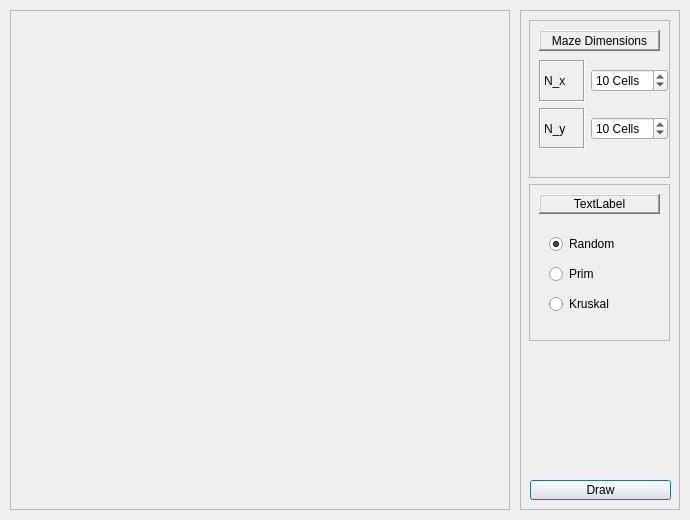
Old version of the form MazeGui.ui in the repository rpowel/maze.
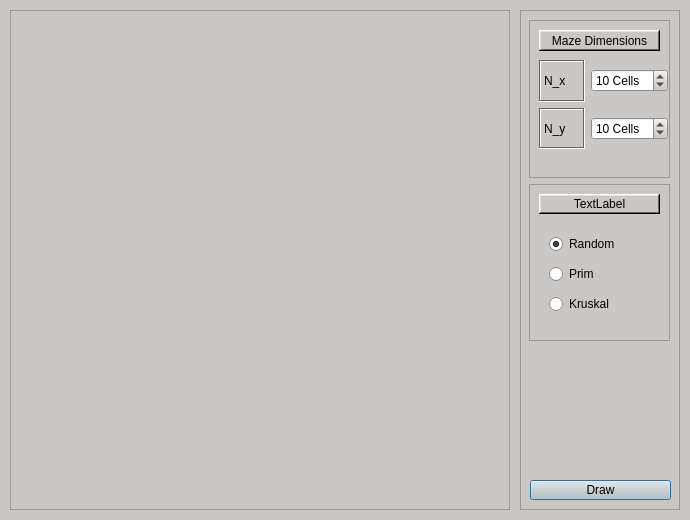
New version of the form.

What changed in the file:
```diff
--- a/MazeGui.ui
+++ b/MazeGui.ui
@@ -16,6 +16,421 @@
     <height>520</height>
    </size>
   </property>
+  <property name="palette">
+   <palette>
+    <active>
+     <colorrole role="WindowText">
+      <brush brushstyle="SolidPattern">
+       <color alpha="255">
+        <red>0</red>
+        <green>0</green>
+        <blue>0</blue>
+       </color>
+      </brush>
+     </colorrole>
+     <colorrole role="Button">
+      <brush brushstyle="SolidPattern">
+       <color alpha="255">
+        <red>202</red>
+        <green>199</green>
+        <blue>196</blue>
+       </color>
+      </brush>
+     </colorrole>
+     <colorrole role="Light">
+      <brush brushstyle="SolidPattern">
+       <color alpha="255">
+        <red>255</red>
+        <green>255</green>
+        <blue>255</blue>
+       </color>
+      </brush>
+     </colorrole>
+     <colorrole role="Midlight">
+      <brush brushstyle="SolidPattern">
+       <color alpha="255">
+        <red>228</red>
+        <green>227</green>
+        <blue>225</blue>
+       </color>
+      </brush>
+     </colorrole>
+     <colorrole role="Dark">
+      <brush brushstyle="SolidPattern">
+       <color alpha="255">
+        <red>101</red>
+        <green>99</green>
+        <blue>98</blue>
+       </color>
+      </brush>
+     </colorrole>
+     <colorrole role="Mid">
+      <brush brushstyle="SolidPattern">
+       <color alpha="255">
+        <red>135</red>
+        <green>133</green>
+        <blue>131</blue>
+       </color>
+      </brush>
+     </colorrole>
+     <colorrole role="Text">
+      <brush brushstyle="SolidPattern">
+       <color alpha="255">
+        <red>0</red>
+        <green>0</green>
+        <blue>0</blue>
+       </color>
+      </brush>
+     </colorrole>
+     <colorrole role="BrightText">
+      <brush brushstyle="SolidPattern">
+       <color alpha="255">
+        <red>255</red>
+        <green>255</green>
+        <blue>255</blue>
+       </color>
+      </brush>
+     </colorrole>
+     <colorrole role="ButtonText">
+      <brush brushstyle="SolidPattern">
+       <color alpha="255">
+        <red>0</red>
+        <green>0</green>
+        <blue>0</blue>
+       </color>
+      </brush>
+     </colorrole>
+     <colorrole role="Base">
+      <brush brushstyle="SolidPattern">
+       <color alpha="255">
+        <red>255</red>
+        <green>255</green>
+        <blue>255</blue>
+       </color>
+      </brush>
+     </colorrole>
+     <colorrole role="Window">
+      <brush brushstyle="SolidPattern">
+       <color alpha="255">
+        <red>202</red>
+        <green>199</green>
+        <blue>196</blue>
+       </color>
+      </brush>
+     </colorrole>
+     <colorrole role="Shadow">
+      <brush brushstyle="SolidPattern">
+       <color alpha="255">
+        <red>0</red>
+        <green>0</green>
+        <blue>0</blue>
+       </color>
+      </brush>
+     </colorrole>
+     <colorrole role="AlternateBase">
+      <brush brushstyle="SolidPattern">
+       <color alpha="255">
+        <red>228</red>
+        <green>227</green>
+        <blue>225</blue>
+       </color>
+      </brush>
+     </colorrole>
+     <colorrole role="ToolTipBase">
+      <brush brushstyle="SolidPattern">
+       <color alpha="255">
+        <red>255</red>
+        <green>255</green>
+        <blue>220</blue>
+       </color>
+      </brush>
+     </colorrole>
+     <colorrole role="ToolTipText">
+      <brush brushstyle="SolidPattern">
+       <color alpha="255">
+        <red>0</red>
+        <green>0</green>
+        <blue>0</blue>
+       </color>
+      </brush>
+     </colorrole>
+    </active>
+    <inactive>
+     <colorrole role="WindowText">
+      <brush brushstyle="SolidPattern">
+       <color alpha="255">
+        <red>0</red>
+        <green>0</green>
+        <blue>0</blue>
+       </color>
+      </brush>
+     </colorrole>
+     <colorrole role="Button">
+      <brush brushstyle="SolidPattern">
+       <color alpha="255">
+        <red>202</red>
+        <green>199</green>
+        <blue>196</blue>
+       </color>
+      </brush>
+     </colorrole>
+     <colorrole role="Light">
+      <brush brushstyle="SolidPattern">
+       <color alpha="255">
+        <red>255</red>
+        <green>255</green>
+        <blue>255</blue>
+       </color>
+      </brush>
+     </colorrole>
+     <colorrole role="Midlight">
+      <brush brushstyle="SolidPattern">
+       <color alpha="255">
+        <red>228</red>
+        <green>227</green>
+        <blue>225</blue>
+       </color>
+      </brush>
+     </colorrole>
+     <colorrole role="Dark">
+      <brush brushstyle="SolidPattern">
+       <color alpha="255">
+        <red>101</red>
+        <green>99</green>
+        <blue>98</blue>
+       </color>
+      </brush>
+     </colorrole>
+     <colorrole role="Mid">
+      <brush brushstyle="SolidPattern">
+       <color alpha="255">
+        <red>135</red>
+        <green>133</green>
+        <blue>131</blue>
+       </color>
+      </brush>
+     </colorrole>
+     <colorrole role="Text">
+      <brush brushstyle="SolidPattern">
+       <color alpha="255">
+        <red>0</red>
+        <green>0</green>
+        <blue>0</blue>
+       </color>
+      </brush>
+     </colorrole>
+     <colorrole role="BrightText">
+      <brush brushstyle="SolidPattern">
+       <color alpha="255">
+        <red>255</red>
+        <green>255</green>
+        <blue>255</blue>
+       </color>
+      </brush>
+     </colorrole>
+     <colorrole role="ButtonText">
+      <brush brushstyle="SolidPattern">
+       <color alpha="255">
+        <red>0</red>
+        <green>0</green>
+        <blue>0</blue>
+       </color>
+      </brush>
+     </colorrole>
+     <colorrole role="Base">
+      <brush brushstyle="SolidPattern">
+       <color alpha="255">
+        <red>255</red>
+        <green>255</green>
+        <blue>255</blue>
+       </color>
+      </brush>
+     </colorrole>
+     <colorrole role="Window">
+      <brush brushstyle="SolidPattern">
+       <color alpha="255">
+        <red>202</red>
+        <green>199</green>
+        <blue>196</blue>
+       </color>
+      </brush>
+     </colorrole>
+     <colorrole role="Shadow">
+      <brush brushstyle="SolidPattern">
+       <color alpha="255">
+        <red>0</red>
+        <green>0</green>
+        <blue>0</blue>
+       </color>
+      </brush>
+     </colorrole>
+     <colorrole role="AlternateBase">
+      <brush brushstyle="SolidPattern">
+       <color alpha="255">
+        <red>228</red>
+        <green>227</green>
+        <blue>225</blue>
+       </color>
+      </brush>
+     </colorrole>
+     <colorrole role="ToolTipBase">
+      <brush brushstyle="SolidPattern">
+       <color alpha="255">
+        <red>255</red>
+        <green>255</green>
+        <blue>220</blue>
+       </color>
+      </brush>
+     </colorrole>
+     <colorrole role="ToolTipText">
+      <brush brushstyle="SolidPattern">
+       <color alpha="255">
+        <red>0</red>
+        <green>0</green>
+        <blue>0</blue>
+       </color>
+      </brush>
+     </colorrole>
+    </inactive>
+    <disabled>
+     <colorrole role="WindowText">
+      <brush brushstyle="SolidPattern">
+       <color alpha="255">
+        <red>101</red>
+        <green>99</green>
+        <blue>98</blue>
+       </color>
+      </brush>
+     </colorrole>
+     <colorrole role="Button">
+      <brush brushstyle="SolidPattern">
+       <color alpha="255">
+        <red>202</red>
+        <green>199</green>
+        <blue>196</blue>
+       </color>
+      </brush>
+     </colorrole>
+     <colorrole role="Light">
+      <brush brushstyle="SolidPattern">
+       <color alpha="255">
+        <red>255</red>
+        <green>255</green>
+        <blue>255</blue>
+       </color>
+      </brush>
+     </colorrole>
+     <colorrole role="Midlight">
+      <brush brushstyle="SolidPattern">
+       <color alpha="255">
+        <red>228</red>
+        <green>227</green>
+        <blue>225</blue>
+       </color>
+      </brush>
+     </colorrole>
+     <colorrole role="Dark">
+      <brush brushstyle="SolidPattern">
+       <color alpha="255">
+        <red>101</red>
+        <green>99</green>
+        <blue>98</blue>
+       </color>
+      </brush>
+     </colorrole>
+     <colorrole role="Mid">
+      <brush brushstyle="SolidPattern">
+       <color alpha="255">
+        <red>135</red>
+        <green>133</green>
+        <blue>131</blue>
+       </color>
+      </brush>
+     </colorrole>
+     <colorrole role="Text">
+      <brush brushstyle="SolidPattern">
+       <color alpha="255">
+        <red>101</red>
+        <green>99</green>
+        <blue>98</blue>
+       </color>
+      </brush>
+     </colorrole>
+     <colorrole role="BrightText">
+      <brush brushstyle="SolidPattern">
+       <color alpha="255">
+        <red>255</red>
+        <green>255</green>
+        <blue>255</blue>
+       </color>
+      </brush>
+     </colorrole>
+     <colorrole role="ButtonText">
+      <brush brushstyle="SolidPattern">
+       <color alpha="255">
+        <red>101</red>
+        <green>99</green>
+        <blue>98</blue>
+       </color>
+      </brush>
+     </colorrole>
+     <colorrole role="Base">
+      <brush brushstyle="SolidPattern">
+       <color alpha="255">
+        <red>202</red>
+        <green>199</green>
+        <blue>196</blue>
+       </color>
+      </brush>
+     </colorrole>
+     <colorrole role="Window">
+      <brush brushstyle="SolidPattern">
+       <color alpha="255">
+        <red>202</red>
+        <green>199</green>
+        <blue>196</blue>
+       </color>
+      </brush>
+     </colorrole>
+     <colorrole role="Shadow">
+      <brush brushstyle="SolidPattern">
+       <color alpha="255">
+        <red>0</red>
+        <green>0</green>
+        <blue>0</blue>
+       </color>
+      </brush>
+     </colorrole>
+     <colorrole role="AlternateBase">
+      <brush brushstyle="SolidPattern">
+       <color alpha="255">
+        <red>202</red>
+        <green>199</green>
+        <blue>196</blue>
+       </color>
+      </brush>
+     </colorrole>
+     <colorrole role="ToolTipBase">
+      <brush brushstyle="SolidPattern">
+       <color alpha="255">
+        <red>255</red>
+        <green>255</green>
+        <blue>220</blue>
+       </color>
+      </brush>
+     </colorrole>
+     <colorrole role="ToolTipText">
+      <brush brushstyle="SolidPattern">
+       <color alpha="255">
+        <red>0</red>
+        <green>0</green>
+        <blue>0</blue>
+       </color>
+      </brush>
+     </colorrole>
+    </disabled>
+   </palette>
+  </property>
   <property name="windowTitle">
    <string>Amazing Mazes</string>
   </property>
@@ -37,6 +452,17 @@
    <property name="frameShadow">
     <enum>QFrame::Raised</enum>
    </property>
+   <widget class="QWidget" name="verticalLayoutWidget">
+    <property name="geometry">
+     <rect>
+      <x>-1</x>
+      <y>-1</y>
+      <width>501</width>
+      <height>501</height>
+     </rect>
+    </property>
+    <layout class="QVBoxLayout" name="verticalLayout_3"/>
+   </widget>
   </widget>
   <widget class="QFrame" name="frame_2">
    <property name="geometry">
```
